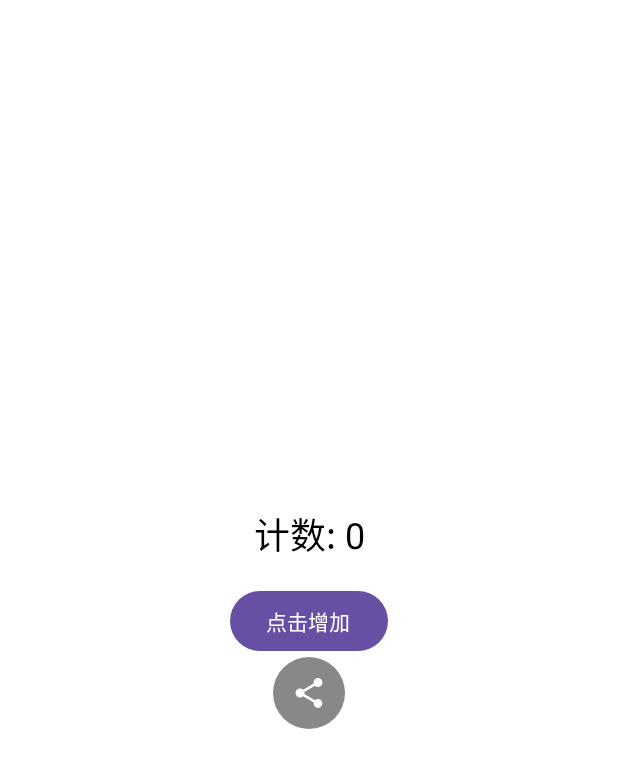
After one commit to GuanceDemo/guance-app-demo, an Android app built with Jetpack Compose: the ComposeActivity screen opened directly, with no data from a screen before it, on a phone screen of 412 x 824 dp. The commit adds this screen. Shown: the top 768 px of the screen. Run offline under Robolectric (Android 15) with nearby library versions, the phone set to English and light mode, and no system bars; libraries missing offline, so code that uses them is left out: com.ft.sdk.

Commit message:
添加 compose 组件

```diff
--- a/src/android/demo/app/src/main/AndroidManifest.xml
+++ b/src/android/demo/app/src/main/AndroidManifest.xml
@@ -31,6 +31,7 @@
         <activity android:name=".SessionReplayActivity"
             android:theme="@style/AppTheme.NoActionBar"
             />
+        <activity android:name="com.cloudcare.ft.mobile.sdk.demo.compose.ComposeActivity" />
     </application>
 
 </manifest>
--- /dev/null
+++ b/src/android/demo/app/src/main/java/com/cloudcare/ft/mobile/sdk/demo/compose/ComposeActivity.kt
@@ -0,0 +1,94 @@
+package com.cloudcare.ft.mobile.sdk.demo.compose
+
+import android.os.Bundle
+import androidx.activity.ComponentActivity
+import androidx.activity.compose.setContent
+import androidx.compose.foundation.background
+import androidx.compose.foundation.clickable
+import androidx.compose.foundation.layout.Arrangement
+import androidx.compose.foundation.layout.Box
+import androidx.compose.foundation.layout.Column
+import androidx.compose.foundation.layout.Spacer
+import androidx.compose.foundation.layout.fillMaxSize
+import androidx.compose.foundation.layout.height
+import androidx.compose.foundation.layout.size
+import androidx.compose.foundation.shape.CircleShape
+import androidx.compose.material.icons.Icons
+import androidx.compose.material.icons.filled.Share
+import androidx.compose.material3.Button
+import androidx.compose.material3.Icon
+import androidx.compose.material3.Text
+import androidx.compose.runtime.Composable
+import androidx.compose.runtime.getValue
+import androidx.compose.runtime.mutableStateOf
+import androidx.compose.runtime.remember
+import androidx.compose.runtime.setValue
+import androidx.compose.ui.Alignment
+import androidx.compose.ui.Modifier
+import androidx.compose.ui.draw.clip
+import androidx.compose.ui.graphics.Color
+import androidx.compose.ui.unit.dp
+import androidx.compose.ui.unit.sp
+import com.ft.sdk.FTRUMGlobalManager
+
+class ComposeActivity : ComponentActivity() {
+    override fun onCreate(savedInstanceState: Bundle?) {
+        super.onCreate(savedInstanceState)
+        setContent {
+            SimpleComposeUI()
+        }
+
+
+    }
+}
+
+@Composable
+fun SimpleComposeUI() {
+    var count by remember { mutableStateOf(0) }
+
+    Column(
+        modifier = Modifier.fillMaxSize(),
+        verticalArrangement = Arrangement.Center,
+        horizontalAlignment = Alignment.CenterHorizontally
+    ) {
+        Text(text = "计数: $count", fontSize = 24.sp)
+        Spacer(modifier = Modifier.height(16.dp))
+        Button(
+            onClick = trackClick(
+                actionName = "点击增加",
+                onClick = {
+                    count++
+                }
+            ),
+        ) {
+            Text("点击增加")
+        }
+        Box(
+            modifier = Modifier
+                .size(48.dp)
+                .clip(CircleShape)
+                .background(Color.Gray)
+                .clickable(
+                    onClick = trackClick("Share Button Clicked") {
+//                    onShareButtonClick(eventDetail, liveTvViewModel)
+                    }
+                ),
+            contentAlignment = Alignment.Center
+        ) {
+            Icon(
+                imageVector = Icons.Default.Share,
+                contentDescription = "Share",
+                tint = Color.White
+            )
+        }
+    }
+
+}
+
+
+fun trackClick(actionName: String, onClick: () -> Unit): () -> Unit {
+    return {
+        FTRUMGlobalManager.get().startAction(actionName, "click")
+        onClick()
+    }
+}
--- a/src/android/demo/app/src/main/res/layout/activity_native_view.xml
+++ b/src/android/demo/app/src/main/res/layout/activity_native_view.xml
@@ -31,6 +31,12 @@
             android:text="UIBlock(Longtask)" />
 
         <androidx.appcompat.widget.AppCompatButton
+            android:id="@+id/native_compose_activity_btn"
+            android:layout_width="wrap_content"
+            android:layout_height="wrap_content"
+            android:text="Compose Activity" />
+
+        <androidx.appcompat.widget.AppCompatButton
             android:id="@+id/native_dynamic_rum_tag_btn"
             android:layout_width="wrap_content"
             android:layout_height="wrap_content"
--- a/src/android/demo/build.gradle
+++ b/src/android/demo/build.gradle
@@ -11,7 +11,7 @@
 //ext.ft_env=[]
 
 buildscript {
-    ext.kotlin_version = '1.8.20'
+    ext.kotlin_version = '1.9.25'
     repositories {
         google()
         mavenCentral()
@@ -23,7 +23,7 @@ buildscript {
     dependencies {
         classpath 'com.android.tools.build:gradle:8.1.4'
         classpath "org.jetbrains.kotlin:kotlin-gradle-plugin:$kotlin_version"
-        classpath 'com.cloudcare.ft.mobile.sdk.tracker.plugin:ft-plugin:1.3.3'
+        classpath 'com.cloudcare.ft.mobile.sdk.tracker.plugin:ft-plugin:1.3.4'
 //        classpath files('../ft-plugin/build/libs/ft-plugin-1.2.1-beta01.jar')
         // NOTE: Do not place your application dependencies here; they belong
         // in the individual module build.gradle files
```
Also changed, not shown: src/android/demo/app/build.gradle (+17 -4 lines), src/android/demo/app/src/main/java/com/cloudcare/ft/mobile/sdk/demo/NativeActivity.kt (+6 -1 lines), 2 other files.
